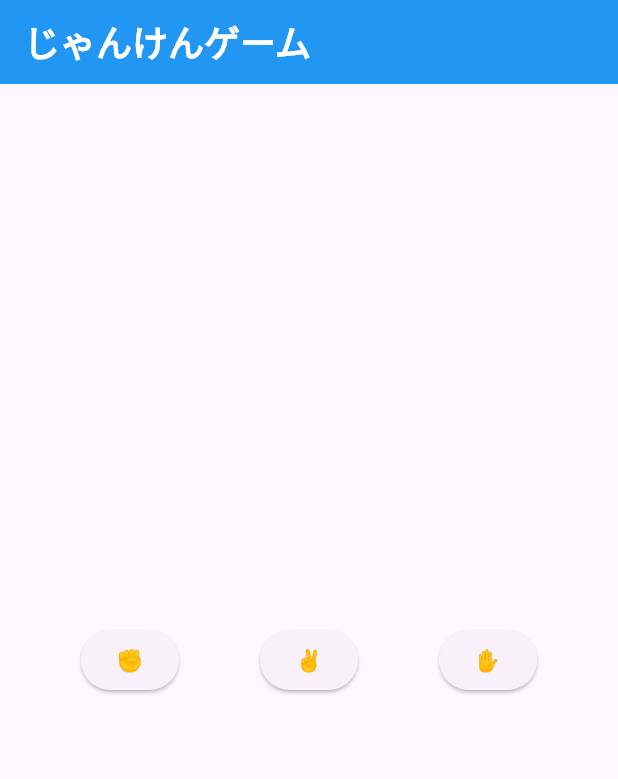
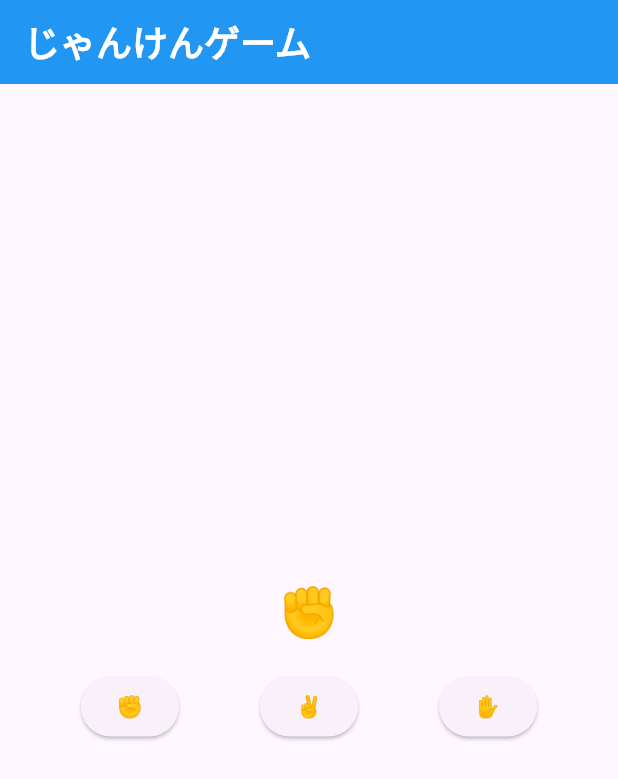
Before and after one commit to 1noseA/flutter_janken, a Flutter app: the screen it shows after launch, on a phone screen of 412 x 824 dp. Shown: the top 779 px of the screen. Run offline on Flutter 3.47's test engine with Material 3 defaults, Android fonts, the phone set to English and light mode, and no system bars.

Commit message:
選んだ手を画面に表示

```diff
--- a/lib/main.dart
+++ b/lib/main.dart
@@ -43,11 +43,24 @@ class _JankenPageState extends State<JankenPage> {
         backgroundColor: Colors.blue,
       ),
       body: Center(
-        child: Row(
+        child: Column(
+          mainAxisAlignment: MainAxisAlignment.center,
+          children: [
+            Text(
+              '✊',
+              style: TextStyle(
+                fontSize: 32,
+              ),
+            ),
+            SizedBox(height: 16),
+            Row(
               mainAxisAlignment: MainAxisAlignment.spaceEvenly,
               children: [
                 ElevatedButton(
-              onPressed: (){},
+                  onPressed: (){
+                    // ignore: avoid_print
+                    print('✊');
+                  },
                   child: Text('✊'),
                 ),
                 ElevatedButton(
@@ -59,8 +72,10 @@ class _JankenPageState extends State<JankenPage> {
                   child: Text('✋'),
                 ),
               ],
-        )
-      )
+            ),
+          ],
+        ),
+      ),
     );
   }
 }
```
Lines whose indentation alone changed are shown as unchanged.
